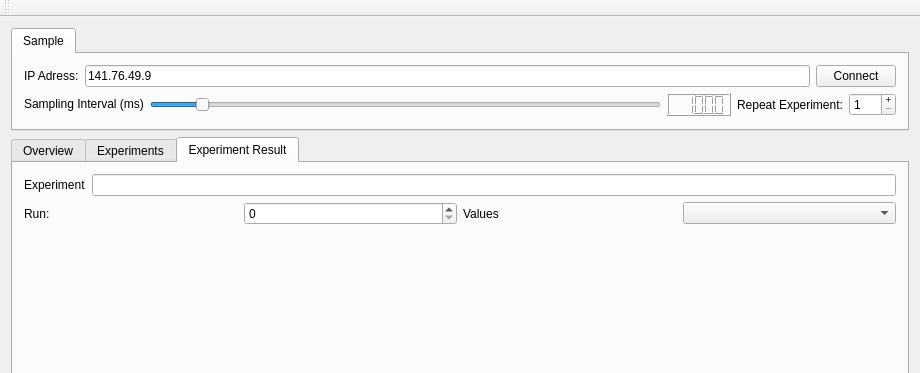
Above: odroidreader.ui from TUD-OS/OdroidReader before the change; both pictures show x 0 to 920 and y 0 to 373 of the 920 by 684 pixel window. Below: the same form after it.
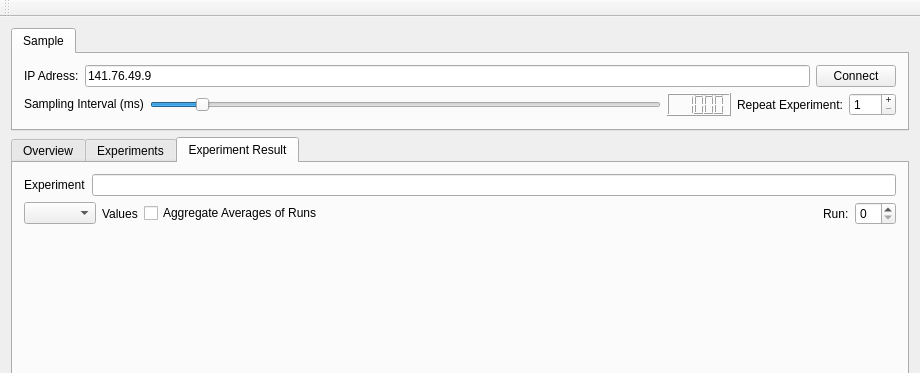
That is the form after the change. Custom widgets are drawn as their Qt base class.

```diff
--- a/odroidreader.ui
+++ b/odroidreader.ui
@@ -852,6 +852,36 @@
           </item>
           <item>
            <layout class="QHBoxLayout" name="horizontalLayout_14">
+            <item>
+             <widget class="QComboBox" name="dispUnit"/>
+            </item>
+            <item>
+             <widget class="QLabel" name="label_16">
+              <property name="text">
+               <string>Values</string>
+              </property>
+             </widget>
+            </item>
+            <item>
+             <widget class="QCheckBox" name="aggregate">
+              <property name="text">
+               <string>Aggregate Averages of Runs</string>
+              </property>
+             </widget>
+            </item>
+            <item>
+             <spacer name="horizontalSpacer_3">
+              <property name="orientation">
+               <enum>Qt::Horizontal</enum>
+              </property>
+              <property name="sizeHint" stdset="0">
+               <size>
+                <width>40</width>
+                <height>20</height>
+               </size>
+              </property>
+             </spacer>
+            </item>
             <item>
              <widget class="QLabel" name="label_4">
               <property name="text">
@@ -862,16 +892,6 @@
             <item>
              <widget class="QSpinBox" name="runNo"/>
             </item>
-            <item>
-             <widget class="QLabel" name="label_16">
-              <property name="text">
-               <string>Values</string>
-              </property>
-             </widget>
-            </item>
-            <item>
-             <widget class="QComboBox" name="dispUnit"/>
-            </item>
            </layout>
           </item>
           <item>
```
Left out of the diff: 9 changed lines with no effect on the pictures.
